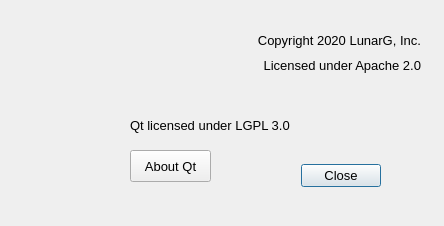
Before: the Qt Designer form vkconfig/dlgabout.ui in LunarG/VulkanTools, drawn with Qt 5.
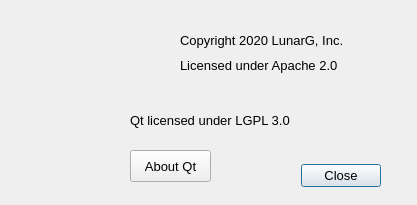
After: the same form once the commit is applied. Icons and pictures are not drawn.

What changed in the file:
```diff
--- a/vkconfig/dlgabout.ui
+++ b/vkconfig/dlgabout.ui
@@ -6,8 +6,8 @@
    <rect>
     <x>0</x>
     <y>0</y>
-    <width>444</width>
-    <height>226</height>
+    <width>417</width>
+    <height>205</height>
    </rect>
   </property>
   <property name="sizePolicy">
@@ -18,14 +18,14 @@
   </property>
   <property name="minimumSize">
    <size>
-    <width>400</width>
-    <height>200</height>
+    <width>417</width>
+    <height>205</height>
    </size>
   </property>
   <property name="maximumSize">
    <size>
-    <width>500</width>
-    <height>3000</height>
+    <width>417</width>
+    <height>205</height>
    </size>
   </property>
   <property name="font">
@@ -77,7 +77,7 @@
     <string>Copyright 2020 LunarG, Inc.</string>
    </property>
    <property name="alignment">
-    <set>Qt::AlignRight|Qt::AlignTrailing|Qt::AlignVCenter</set>
+    <set>Qt::AlignLeading|Qt::AlignLeft|Qt::AlignVCenter</set>
    </property>
    <property name="wordWrap">
     <bool>true</bool>
@@ -86,7 +86,7 @@
   <widget class="QLabel" name="label_2">
    <property name="geometry">
     <rect>
-     <x>170</x>
+     <x>180</x>
      <y>50</y>
      <width>251</width>
      <height>31</height>
@@ -104,7 +104,7 @@
     <string>Licensed under Apache 2.0</string>
    </property>
    <property name="alignment">
-    <set>Qt::AlignRight|Qt::AlignTrailing|Qt::AlignVCenter</set>
+    <set>Qt::AlignLeading|Qt::AlignLeft|Qt::AlignVCenter</set>
    </property>
    <property name="wordWrap">
     <bool>true</bool>
@@ -132,7 +132,7 @@
      <x>130</x>
      <y>100</y>
      <width>231</width>
-     <height>51</height>
+     <height>41</height>
     </rect>
    </property>
    <property name="font">
```
